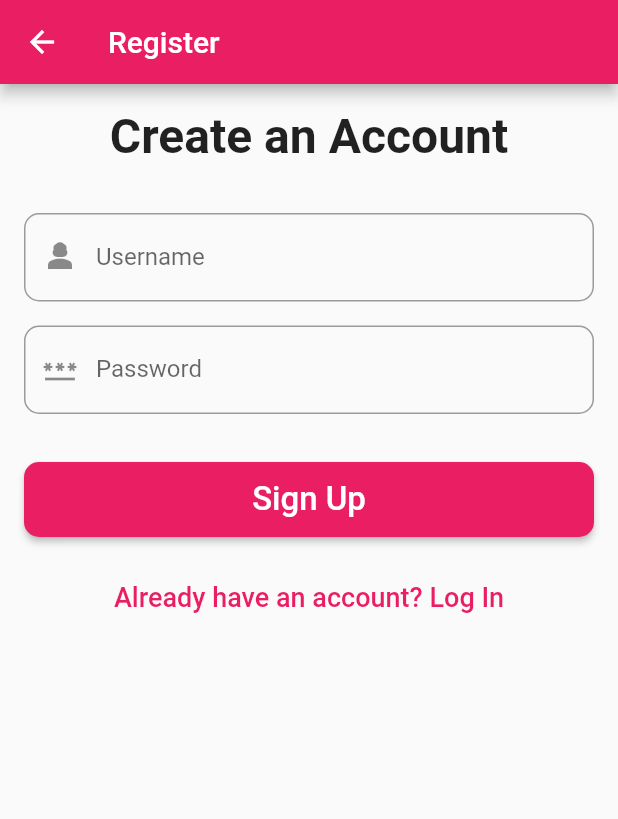
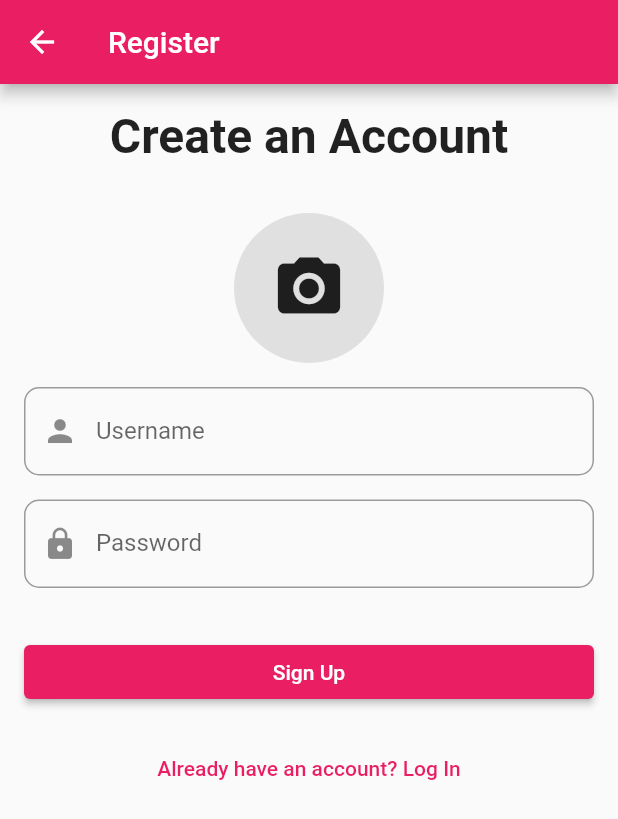
Before and after one commit to MariemJbeli/cv-Flutter, a Flutter app: the InscriptionPage screen opened by its route, after a tap on "Sign Up", on a phone screen of 412 x 824 dp. Shown: the top 819 px of the screen. Run offline on Flutter 3.47's test engine with Material 2 defaults, Android fonts, the phone set to English and light mode, and no system bars; our stand-ins replace image_picker, shared_preferences; missing offline and left inert: cloudinary_public; accounts and stored records are empty; network calls fail.

Commit message:
first commit

```diff
--- a/lib/pages/AboutMePage.dart
+++ b/lib/pages/AboutMePage.dart
@@ -12,8 +12,7 @@ class AboutMePage extends StatelessWidget {
               AsyncSnapshot<SharedPreferences> snapshot) {
             if (snapshot.hasData) {
               final prefs = snapshot.data!;
-              final username = prefs.getString("username") ??
-                  ""; // Obtenez la valeur de "username" ou une chaîne vide si elle n'est pas définie
+              final username = prefs.getString("username") ?? ""; // Obtenez la valeur de "username" ou une chaîne vide si elle n'est pas définie
 
               return Column(
                 crossAxisAlignment: CrossAxisAlignment.center,
--- a/lib/pages/AddProject.dart
+++ b/lib/pages/AddProject.dart
@@ -32,7 +32,7 @@ class _AddProjectPageState extends State<AddProjectPage> {
       );
       print(response.secureUrl);
       setState(() {
-        _imageUrl = response.secureUrl!;
+        _imageUrl = response.secureUrl;
       });
     }
   }
--- a/lib/pages/authentification.page.dart
+++ b/lib/pages/authentification.page.dart
@@ -1,3 +1,5 @@
+// ignore_for_file: non_constant_identifier_names, prefer_const_constructors
+
 import 'package:flutter/material.dart';
 import 'package:shared_preferences/shared_preferences.dart';
 import 'package:http/http.dart' as http;
--- a/lib/pages/inscription.page.dart
+++ b/lib/pages/inscription.page.dart
@@ -1,14 +1,76 @@
-// ignore_for_file: unnecessary_cast
+import 'dart:convert';
+import 'package:flutter/material.dart';
+import 'package:http/http.dart' as http;
+import 'package:image_picker/image_picker.dart';
+import 'package:cloudinary_public/cloudinary_public.dart';
+import 'package:shared_preferences/shared_preferences.dart';
 
-import 'package:flutter/material.dart';
-import 'package:shared_preferences/shared_preferences.dart';
-import 'package:http/http.dart' as http;
-import 'dart:convert';
+class InscriptionPage extends StatefulWidget {
+  @override
+  _InscriptionPageState createState() => _InscriptionPageState();
+}
 
-class InscriptionPage extends StatelessWidget {
-  late SharedPreferences prefs;
-  TextEditingController txt_login = TextEditingController();
+class _InscriptionPageState extends State<InscriptionPage> {
+  TextEditingController txt_username = TextEditingController();
   TextEditingController txt_password = TextEditingController();
+  String? _imageUrl;
+  final cloudinary = CloudinaryPublic('dcd85e7v0', 'lcxie1ud', cache: false);
+  Future<void> _uploadImage() async {
+    final pickedImage =
+        await ImagePicker().pickImage(source: ImageSource.gallery);
+
+    if (pickedImage != null) {
+      CloudinaryResponse response = await cloudinary.uploadFile(
+        CloudinaryFile.fromFile(pickedImage.path,
+            resourceType: CloudinaryResourceType.Image),
+      );
+      print(response.secureUrl);
+      setState(() {
+        _imageUrl = response.secureUrl;
+      });
+    }
+  }
+
+  void _submitForm() async {
+    String username = txt_username.text;
+    String password = txt_password.text;
+    String imageUrl = _imageUrl ?? '';
+
+    final response = await http.post(
+      Uri.parse('http://localhost:3000/users'),
+      headers: {'Content-Type': 'application/json'},
+      body: jsonEncode({
+        'username': username,
+        'password': password,
+        'imageUrl': imageUrl,
+      }),
+    );
+
+    if (response.statusCode == 201) {
+      final prefs = await SharedPreferences.getInstance();
+      prefs.setBool('connecte', true);
+      prefs.setString('username', username);
+      Navigator.pushReplacementNamed(context, '/home');
+    } else {
+      showDialog(
+        context: context,
+        builder: (BuildContext context) {
+          return AlertDialog(
+            title: Text('Error'),
+            content: Text('Failed to register. Please try again.'),
+            actions: [
+              TextButton(
+                child: Text('OK'),
+                onPressed: () {
+                  Navigator.of(context).pop();
+                },
+              ),
+            ],
+          );
+        },
+      );
+    }
+  }
 
   @override
   Widget build(BuildContext context) {
@@ -33,11 +95,26 @@ class InscriptionPage extends StatelessWidget {
                 textAlign: TextAlign.center,
               ),
               SizedBox(height: 32),
+              GestureDetector(
+                onTap: _uploadImage,
+                child: Container(
+                  height: 100.0,
+                  width: 100.0,
+                  decoration: BoxDecoration(
+                    shape: BoxShape.circle,
+                    color: Colors.grey[300],
+                  ),
+                  child: _imageUrl != null
+                      ? CircleAvatar(backgroundImage: NetworkImage(_imageUrl!))
+                      : Icon(Icons.camera_alt, size: 50.0),
+                ),
+              ),
+              SizedBox(height: 16),
               TextFormField(
-                controller: txt_login,
+                controller: txt_username,
                 decoration: InputDecoration(
                   labelText: 'Username',
-                  prefixIcon: Icon(Icons.person_3),
+                  prefixIcon: Icon(Icons.person),
                   border: OutlineInputBorder(
                     borderRadius: BorderRadius.circular(10),
                   ),
@@ -45,11 +122,11 @@ class InscriptionPage extends StatelessWidget {
               ),
               SizedBox(height: 16),
               TextFormField(
+                controller: txt_password,
                 obscureText: true,
-                controller: txt_password,
                 decoration: InputDecoration(
                   labelText: 'Password',
-                  prefixIcon: Icon(Icons.password),
+                  prefixIcon: Icon(Icons.lock),
                   border: OutlineInputBorder(
                     borderRadius: BorderRadius.circular(10),
                   ),
@@ -57,33 +134,15 @@ class InscriptionPage extends StatelessWidget {
               ),
               SizedBox(height: 32),
               ElevatedButton(
-                style: ElevatedButton.styleFrom(
-                  minimumSize: const Size.fromHeight(50),
-                  backgroundColor: Colors.pink,
-                  shape: RoundedRectangleBorder(
-                    borderRadius: BorderRadius.circular(10),
-                  ),
-                ),
-                onPressed: () {
-                  onInscrire(context);
-                },
-                child: Text(
-                  'Sign Up',
-                  style: TextStyle(fontSize: 22),
-                ),
+                onPressed: _submitForm,
+                child: Text('Sign Up'),
               ),
               SizedBox(height: 16),
               TextButton(
-                child: Text(
-                  'Already have an account? Log In',
-                  style: TextStyle(
-                    fontSize: 18,
-                    color: Colors.pink,
-                  ),
-                ),
                 onPressed: () {
-                  Navigator.pushReplacementNamed(context, '/authentification');
+                  Navigator.pushReplacementNamed(context, '/login');
                 },
+                child: Text('Already have an account? Log In'),
               ),
             ],
           ),
@@ -91,45 +150,4 @@ class InscriptionPage extends StatelessWidget {
       ),
     );
   }
-
-  void onInscrire(BuildContext context) async {
-    final String apiUrl =
-        'http://localhost:3000/users'; // Replace with your JSON server URL
-
-    final response = await http.post(
-      Uri.parse(apiUrl),
-      headers: {
-        'Content-Type': 'application/json',
-      },
-      body: jsonEncode({
-        'username': txt_login.text,
-        'password': txt_password.text,
-      }),
-    );
-
-    if (response.statusCode == 201) {
-      final prefs = await SharedPreferences.getInstance();
-      prefs.setBool('connecte', true);
-      prefs.setString("username", txt_login.text);
-      Navigator.pushReplacementNamed(context, '/home');
-    } else {
-      showDialog(
-        context: context,
-        builder: (BuildContext context) {
-          return AlertDialog(
-            title: Text('Error'),
-            content: Text('Failed to register. Please try again.'),
-            actions: [
-              TextButton(
-                child: Text('OK'),
-                onPressed: () {
-                  Navigator.of(context).pop();
-                },
-              ),
-            ],
-          );
-        },
-      );
-    }
-  }
 }
--- a/lib/pages/projects.json
+++ b/lib/pages/projects.json
@@ -3,12 +3,8 @@
     {
       "username": "ismahen",
       "password": "123123",
+      "imageUrl": "https://res.cloudinary.com/dcd85e7v0/image/upload/v1684940327/c1mh5gul94ax313koney.jpg",
       "id": 1
-    },
-    {
-      "username": "ikram",
-      "password": "123",
-      "id": 2
     }
   ],
   "projects": [
```
